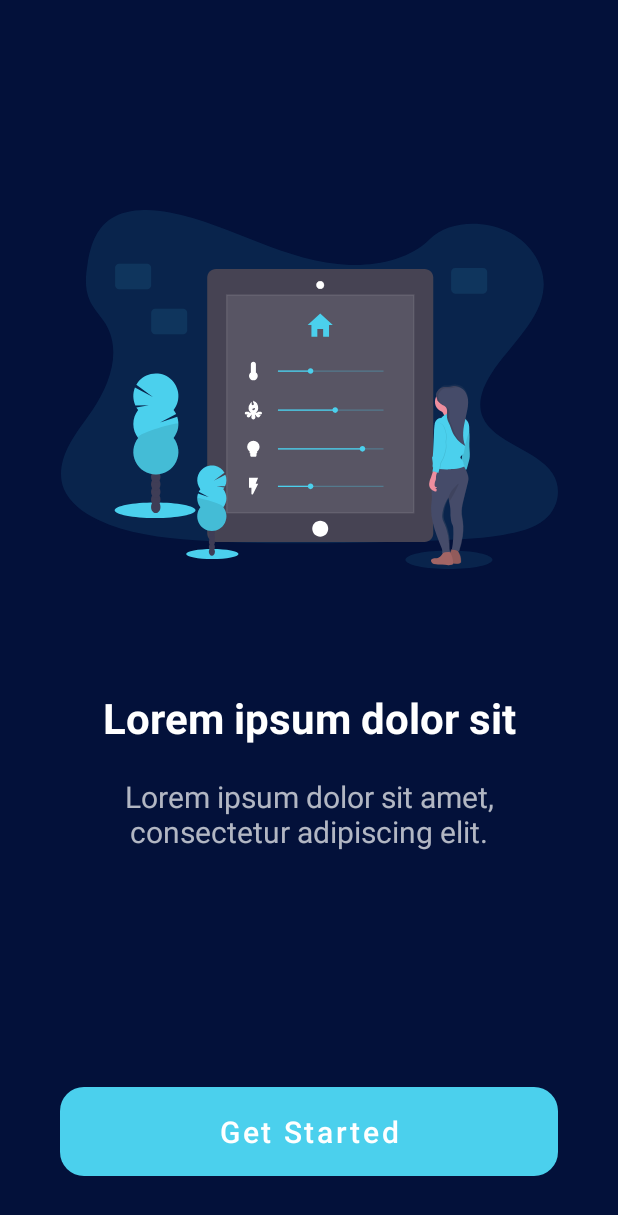
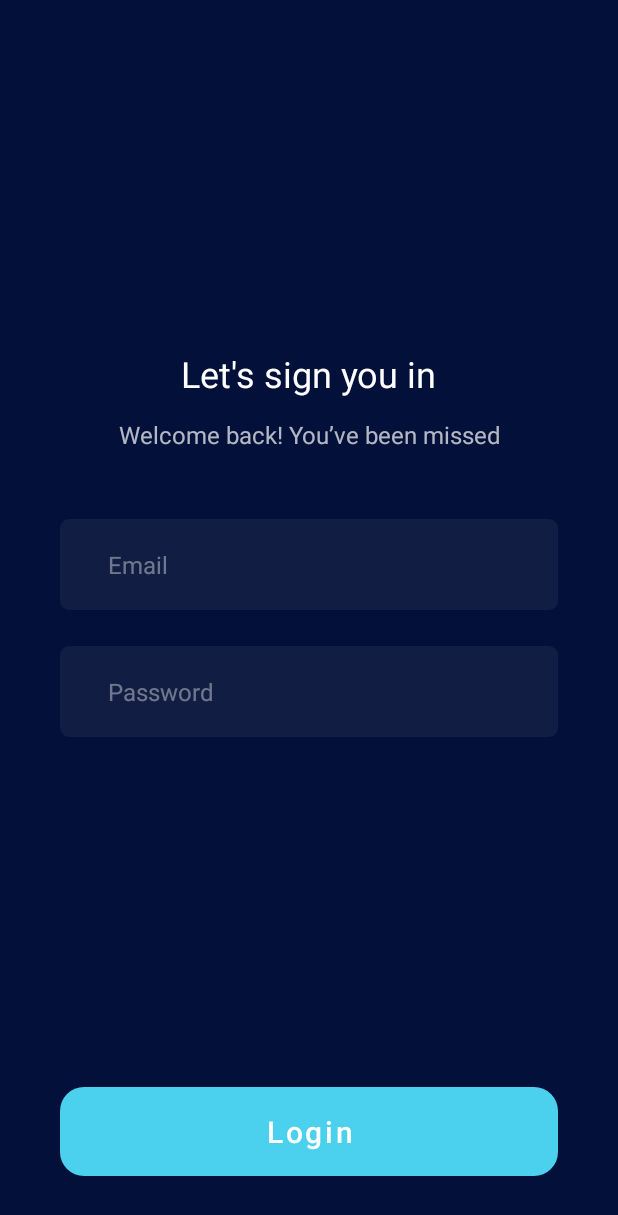
Before and after one commit to bandreit/SEP4, an Android app: the screen it shows after launch (MainActivity), on a phone screen of 412 x 824 dp. Shown: the top 1215 px of the screen. Run offline under Robolectric (Android 15) with nearby library versions, the phone set to English and light mode, and no system bars.

Commit message:
update login activity

```diff
--- a/app/app/src/main/java/com/warehouse/MainActivity.java
+++ b/app/app/src/main/java/com/warehouse/MainActivity.java
@@ -9,6 +9,6 @@ public class MainActivity extends AppCompatActivity {
     @Override
     protected void onCreate(Bundle savedInstanceState) {
         super.onCreate(savedInstanceState);
-        setContentView(R.layout.boarding_activiy);
+        setContentView(R.layout.login_activity);
     }
 }
--- a/app/app/src/main/res/drawable/input_background.xml
+++ b/app/app/src/main/res/drawable/input_background.xml
@@ -1,4 +1,6 @@
 <?xml version="1.0" encoding="utf-8"?>
-<selector xmlns:android="http://schemas.android.com/apk/res/android">
-
-</selector>
+<shape xmlns:android="http://schemas.android.com/apk/res/android"
+    android:shape="rectangle" >
+    <solid android:color="@color/blue_500" />
+    <corners android:radius="6dp" />
+</shape>
--- a/app/app/src/main/res/layout/login_activity.xml
+++ b/app/app/src/main/res/layout/login_activity.xml
@@ -8,51 +8,80 @@
     android:padding="40dp"
     >
 
-    <ImageView
-        android:id="@+id/smartHomeIllustration"
-        android:layout_width="wrap_content"
+
+    <androidx.constraintlayout.widget.ConstraintLayout
+        android:layout_width="match_parent"
         android:layout_height="wrap_content"
-        android:layout_marginTop="100dp"
-        android:src="@drawable/ic_smarthomeillustration"
+        android:layout_marginBottom="100dp"
+        app:layout_constraintBottom_toBottomOf="parent"
         app:layout_constraintEnd_toEndOf="parent"
         app:layout_constraintStart_toStartOf="parent"
-        app:layout_constraintTop_toTopOf="parent" />
-
+        app:layout_constraintTop_toTopOf="parent">
 
         <TextView
             android:id="@+id/title_text"
             android:layout_width="wrap_content"
             android:layout_height="wrap_content"
             android:layout_marginTop="80dp"
-        android:text="Lorem ipsum dolor sit"
+            android:text="Let's sign you in"
             android:textColor="@color/white"
-        android:textSize="28dp"
-        android:textStyle="bold"
+            android:textSize="24dp"
             app:layout_constraintEnd_toEndOf="parent"
             app:layout_constraintStart_toStartOf="parent"
             app:layout_constraintTop_toBottomOf="@+id/smartHomeIllustration" />
 
         <TextView
+            android:id="@+id/subtitle_text"
             android:layout_width="wrap_content"
             android:layout_height="wrap_content"
-        android:text="Lorem ipsum dolor sit amet, consectetur adipiscing elit."
+            android:layout_marginTop="13dp"
+            android:alpha="0.7"
+            android:gravity="center_horizontal"
+            android:text="Welcome back! You’ve been missed"
+            android:textColor="@color/white"
+            android:textSize="16dp"
             app:layout_constraintEnd_toEndOf="parent"
             app:layout_constraintStart_toStartOf="parent"
-        app:layout_constraintTop_toBottomOf="@+id/title_text"
-        android:layout_marginTop="20dp"
+            app:layout_constraintTop_toBottomOf="@+id/title_text" />
+
+        <EditText
+            android:id="@+id/emailInput"
+            android:layout_width="match_parent"
+            android:layout_height="wrap_content"
+            android:layout_marginTop="45dp"
+            android:background="@drawable/input_background"
+            android:hint="Email"
+            android:inputType="textEmailAddress"
+            android:paddingHorizontal="32dp"
+            android:paddingVertical="19dp"
             android:textColor="@color/white"
-        android:textSize="20dp"
-        android:gravity="center_horizontal"
-        android:alpha="0.7"
-        />
+            android:textColorHint="@color/white_400"
+            android:textSize="16dp"
+            app:layout_constraintTop_toBottomOf="@+id/subtitle_text"
+            tools:layout_editor_absoluteX="40dp" />
 
+        <EditText
+            android:layout_width="match_parent"
+            android:layout_height="wrap_content"
+            android:layout_marginTop="24dp"
+            android:background="@drawable/input_background"
+            android:hint="Password"
+            android:inputType="textPassword"
+            android:paddingHorizontal="32dp"
+            android:paddingVertical="19dp"
+            android:textColor="@color/white"
+            android:textColorHint="@color/white_400"
+            android:textSize="16dp"
+            app:layout_constraintTop_toBottomOf="@+id/emailInput"
+            tools:layout_editor_absoluteX="40dp" />
+    </androidx.constraintlayout.widget.ConstraintLayout>
 
     <Button
-        android:id="@+id/getStartedBtn"
+        android:id="@+id/loginBtn"
         android:layout_width="match_parent"
         android:layout_height="wrap_content"
         android:background="@drawable/boarding_button_background"
-        android:text="Get Started"
+        android:text="Login"
         app:cornerRadius="16dp"
         android:textColor="@color/white"
         app:backgroundTint="@color/teal_400"
--- a/app/app/src/main/res/values/colors.xml
+++ b/app/app/src/main/res/values/colors.xml
@@ -1,7 +1,9 @@
 <?xml version="1.0" encoding="utf-8"?>
 <resources>
     <color name="blue_900">#FF03113a</color>
+    <color name="blue_500">#FF111D42</color>
     <color name="teal_400">#FF4BD0ED</color>
     <color name="black">#FF000000</color>
     <color name="white">#FFFFFFFF</color>
+    <color name="white_400">#66FFFFFF</color>
 </resources>
```
Lines whose indentation alone changed are shown as unchanged.
